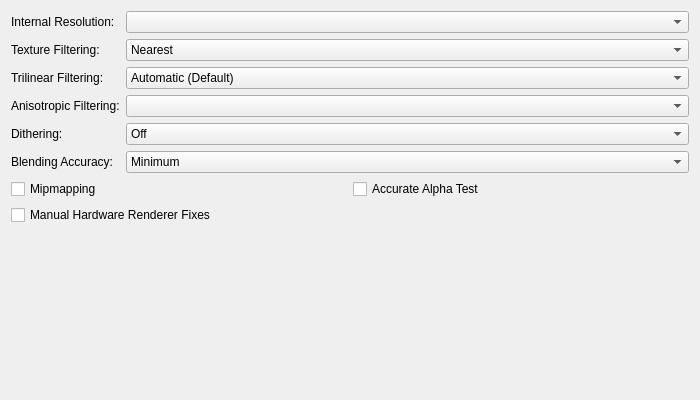
Qt form pcsx2-qt/Settings/GraphicsHardwareRenderingSettingsTab.ui (PCSX2/pcsx2) before a commit.
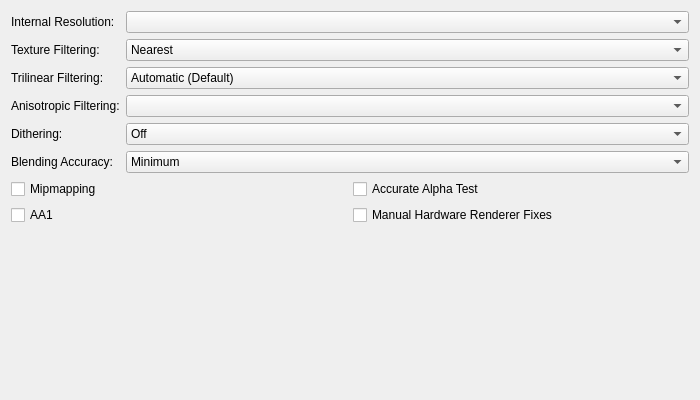
The same form after that commit.

What changed in the file:
```diff
--- a/pcsx2-qt/Settings/GraphicsHardwareRenderingSettingsTab.ui
+++ b/pcsx2-qt/Settings/GraphicsHardwareRenderingSettingsTab.ui
@@ -65,6 +65,13 @@
       </widget>
      </item>
      <item row="1" column="0">
+      <widget class="QCheckBox" name="hwAA1">
+       <property name="text">
+        <string>AA1</string>
+       </property>
+      </widget>
+     </item>
+     <item row="1" column="1">
       <widget class="QCheckBox" name="enableHWFixes">
        <property name="text">
         <string>Manual Hardware Renderer Fixes</string>
```
Left out of the diff: 1 changed line with no effect on the pictures.
